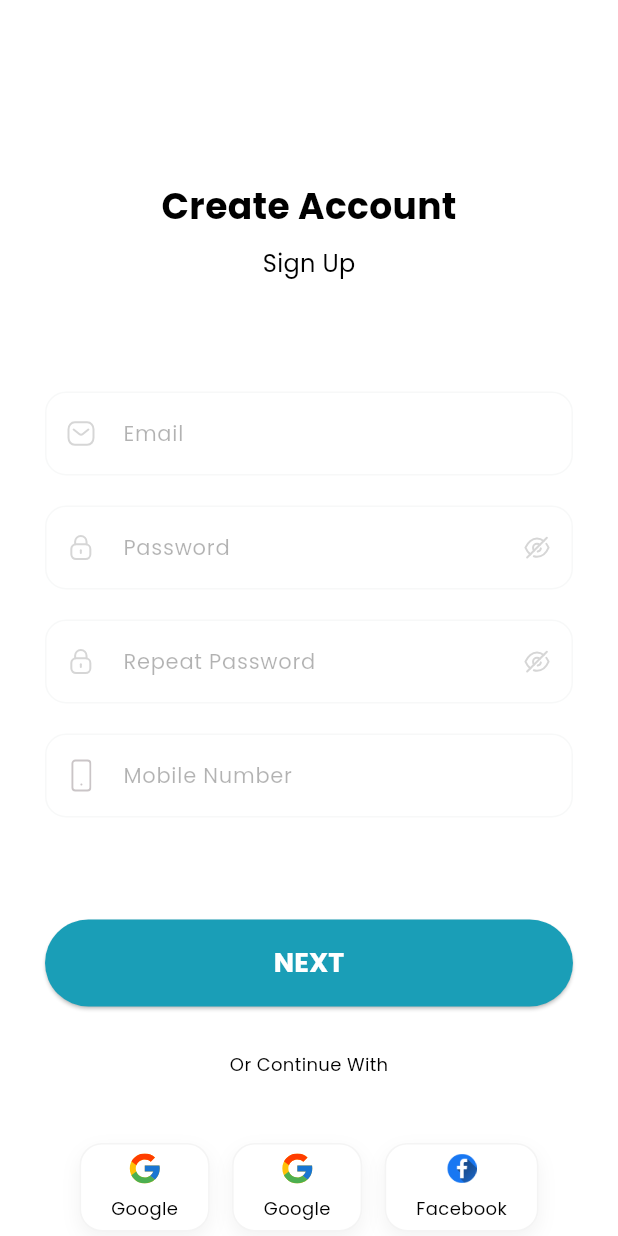
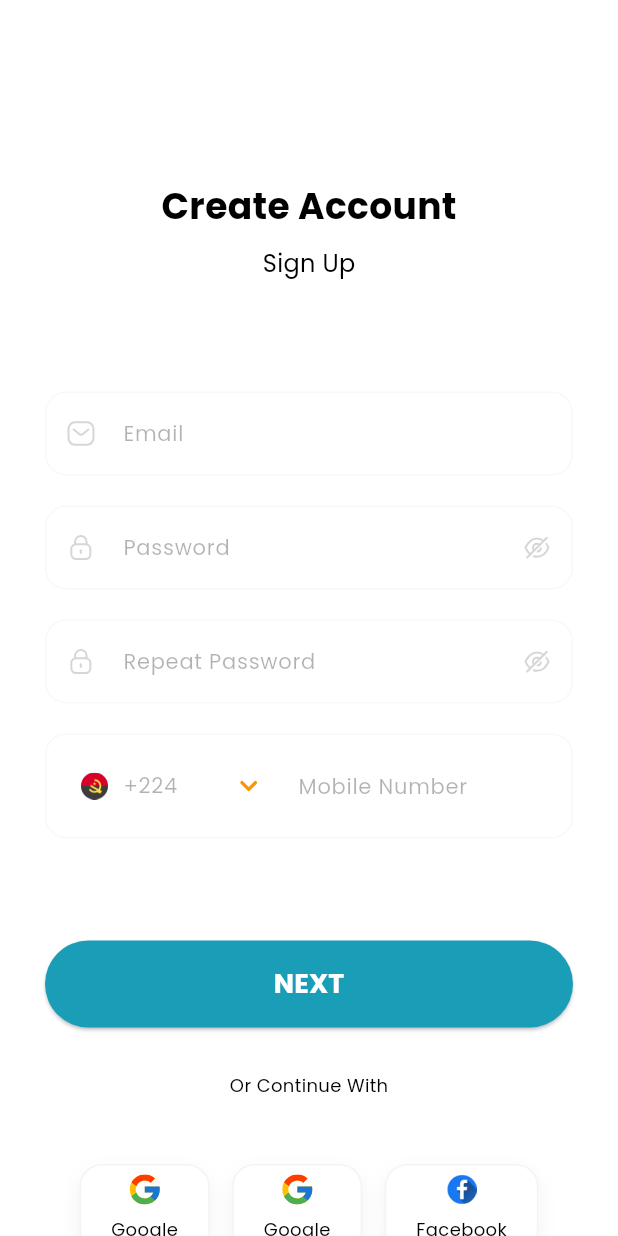
Before and after one commit to AbhishekAhirwar015/authentication_module, a Flutter app: the SignUpScreen screen opened directly, on a phone screen of 412 x 824 dp. Run offline on Flutter 3.47's test engine with Material 3 defaults, Android fonts, the phone set to English and light mode, and no system bars; our stand-ins replace flutter_otp_text_field, flutter_svg.

Commit message:
drop down code country

```diff
--- a/lib/authentication/screens/sign_up_screen.dart
+++ b/lib/authentication/screens/sign_up_screen.dart
@@ -1,4 +1,5 @@
 import 'package:authentication_screen/authentication/widgets/button_widget.dart';
+import 'package:authentication_screen/authentication/widgets/country_code_drop_down.dart';
 import 'package:authentication_screen/authentication/widgets/custom_icon_container.dart';
 import 'package:authentication_screen/constants/text_style.dart';
 import 'package:flutter/material.dart';
@@ -123,10 +124,7 @@ class _SignUpScreenState extends State<SignUpScreen> {
                   child: TextFieldWidget(
                     controller: mobileController,
                     hintText: 'Mobile Number',
-                    leadingIcon: Padding(
-                      padding: const EdgeInsets.all(14),
-                      child: SvgPicture.asset('assets/icons/mobile.svg'),
-                    ),
+                    leadingIcon: const CountryCodeDropdown(),
                     validator: (value) {
                       if (value == null || value.isEmpty) {
                         return 'Please enter your mobile number';
--- /dev/null
+++ b/lib/authentication/widgets/country_code_drop_down.dart
@@ -0,0 +1,77 @@
+import 'package:authentication_screen/constants/text_style.dart';
+import 'package:flutter/material.dart';
+import 'package:flutter_svg/flutter_svg.dart';
+
+class CountryCodeDropdown extends StatefulWidget {
+  const CountryCodeDropdown({super.key});
+
+  @override
+  _CountryCodeDropdownState createState() => _CountryCodeDropdownState();
+}
+
+class _CountryCodeDropdownState extends State<CountryCodeDropdown> {
+  List<Country> countryList = [
+    const Country(code: '+224', imageUrl: 'assets/logo/flag.png'),
+    const Country(code: '+91', imageUrl: 'assets/logo/flag.png'),
+    const Country(code: '+1', imageUrl: 'assets/logo/flag.png'),
+    const Country(code: '+21', imageUrl: 'assets/logo/flag.png'),
+  ];
+  Country? selectedCountry;
+
+  @override
+  Widget build(BuildContext context) {
+    return DropdownMenu<Country>(
+        initialSelection: countryList.first,
+        onSelected: (value) {
+          setState(() {
+            selectedCountry = value;
+          });
+        },
+        width: MediaQuery.of(context).size.width * 0.4,
+        textStyle: TextStyleConstant.hintTextStyle,
+        inputDecorationTheme: const InputDecorationTheme(
+            border: OutlineInputBorder(borderSide: BorderSide.none)),
+        leadingIcon: Padding(
+          padding: const EdgeInsets.only(top: 15.0, bottom: 15, left: 18),
+          child: CircleAvatar(
+            radius: 9,
+            child: Image.asset(
+              selectedCountry == null
+                  ? countryList.first.imageUrl
+                  : selectedCountry!.imageUrl,
+            ),
+          ),
+        ),
+        trailingIcon: Padding(
+          padding:
+              const EdgeInsets.only(left: 0.0, right: 2, top: 15, bottom: 15),
+          child: SvgPicture.asset('assets/icons/down_arrow.svg'),
+        ),
+        dropdownMenuEntries: countryList
+            .map(
+              (country) => DropdownMenuEntry<Country>(
+                value: country,
+                label: country.code,
+                leadingIcon: CircleAvatar(
+                  radius: 9,
+                  child: Image.asset(
+                    country.imageUrl,
+                    height: 18,
+                    width: 18,
+                  ),
+                ),
+              ),
+            )
+            .toList());
+  }
+}
+
+class Country {
+  final String code;
+  final String imageUrl;
+
+  const Country({
+    required this.code,
+    required this.imageUrl,
+  });
+}
```
Also changed, not shown: assets/icons/down_arrow.svg (added), assets/logo/flag.png (added).
